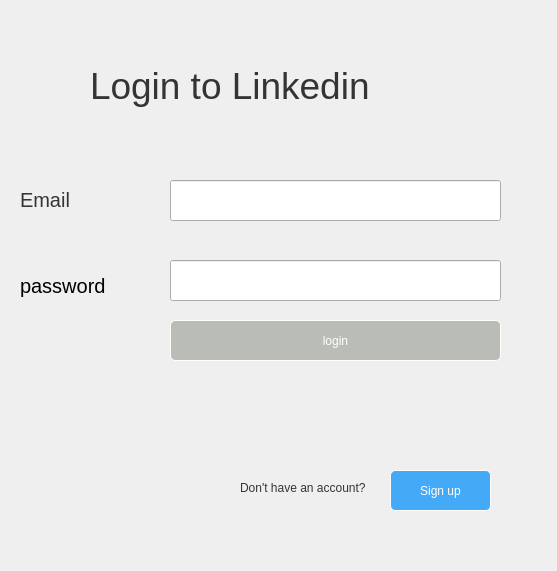
First picture: the form in Main project/login/login.ui, repository mersadcam/db_linkedin_uni, before the edit.
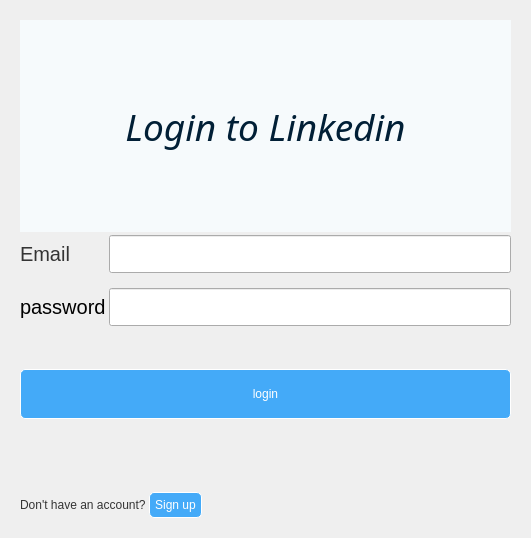
Second picture: the form after the edit.

Diff of the .ui file:
```diff
--- a/Main project/login/login.ui
+++ b/Main project/login/login.ui
@@ -6,8 +6,8 @@
    <rect>
     <x>0</x>
     <y>0</y>
-    <width>557</width>
-    <height>571</height>
+    <width>531</width>
+    <height>538</height>
    </rect>
   </property>
   <property name="windowTitle">
@@ -17,121 +17,183 @@
    <string notr="true">background:rgba(248, 253, 255, 206);
 color:rgb(1, 31, 54);\n</string>
   </property>
-  <widget class="QLabel" name="label_login">
-   <property name="geometry">
-    <rect>
-     <x>90</x>
-     <y>40</y>
-     <width>401</width>
-     <height>91</height>
-    </rect>
+  <layout class="QVBoxLayout" name="verticalLayout" stretch="3,2,0,1,1,1">
+   <property name="spacing">
+    <number>3</number>
    </property>
-   <property name="styleSheet">
-    <string notr="true">color:rgb(52,52,52);font-size:28pt</string>
+   <property name="leftMargin">
+    <number>20</number>
    </property>
-   <property name="text">
-    <string>Login to Linkedin</string>
+   <property name="topMargin">
+    <number>20</number>
    </property>
-  </widget>
-  <widget class="QLabel" name="label_email">
-   <property name="geometry">
-    <rect>
-     <x>20</x>
-     <y>190</y>
-     <width>71</width>
-     <height>20</height>
-    </rect>
+   <property name="rightMargin">
+    <number>20</number>
    </property>
-   <property name="styleSheet">
-    <string notr="true">font-size:15pt ;color:rgb(52, 52, 52)</string>
+   <property name="bottomMargin">
+    <number>20</number>
    </property>
-   <property name="text">
-    <string>Email</string>
-   </property>
-  </widget>
-  <widget class="QLineEdit" name="email">
-   <property name="geometry">
-    <rect>
-     <x>170</x>
-     <y>180</y>
-     <width>331</width>
-     <height>41</height>
-    </rect>
-   </property>
-   <property name="styleSheet">
-    <string notr="true">font-size:14pt;color:rgb(52,52 , 52)</string>
-   </property>
-  </widget>
-  <widget class="QLabel" name="label_password">
-   <property name="geometry">
-    <rect>
-     <x>20</x>
-     <y>270</y>
-     <width>121</width>
-     <height>31</height>
-    </rect>
-   </property>
-   <property name="styleSheet">
-    <string notr="true">font-size:15pt ;color:rgb(52, 52, 52
+   <item>
+    <widget class="QLabel" name="label_login">
+     <property name="font">
+      <font>
+       <family>Fira Sans</family>
+       <pointsize>28</pointsize>
+       <italic>true</italic>
+      </font>
+     </property>
+     <property name="styleSheet">
+      <string notr="true">font-size:28pt;
+background:rgba(248, 253, 255, 206);
+color:rgb(1, 31, 54);</string>
+     </property>
+     <property name="text">
+      <string>Login to Linkedin</string>
+     </property>
+     <property name="alignment">
+      <set>Qt::AlignCenter</set>
+     </property>
+    </widget>
+   </item>
+   <item>
+    <layout class="QGridLayout" name="gridLayout">
+     <property name="topMargin">
+      <number>0</number>
+     </property>
+     <property name="bottomMargin">
+      <number>0</number>
+     </property>
+     <property name="verticalSpacing">
+      <number>15</number>
+     </property>
+     <item row="0" column="0">
+      <widget class="QLabel" name="label_email">
+       <property name="styleSheet">
+        <string notr="true">font-size:15pt ;color:rgb(52, 52, 52)</string>
+       </property>
+       <property name="text">
+        <string>Email</string>
+       </property>
+      </widget>
+     </item>
+     <item row="1" column="0" colspan="2">
+      <widget class="QLabel" name="label_password">
+       <property name="styleSheet">
+        <string notr="true">font-size:15pt ;color:rgb(52, 52, 52
 )</string>
-   </property>
-   <property name="text">
-    <string>password</string>
-   </property>
-  </widget>
-  <widget class="QLineEdit" name="password">
-   <property name="geometry">
-    <rect>
-     <x>170</x>
-     <y>260</y>
-     <width>331</width>
-     <height>41</height>
-    </rect>
-   </property>
-   <property name="styleSheet">
-    <string notr="true">font-size:14pt;color:rgb(52,52 , 52)</string>
-   </property>
-  </widget>
-  <widget class="QPushButton" name="loginbutton">
-   <property name="geometry">
-    <rect>
-     <x>170</x>
-     <y>320</y>
-     <width>331</width>
-     <height>41</height>
-    </rect>
-   </property>
-   <property name="styleSheet">
-    <string notr="true">QPushButton{
+       </property>
+       <property name="text">
+        <string>password</string>
+       </property>
+      </widget>
+     </item>
+     <item row="1" column="2">
+      <widget class="QLineEdit" name="password_lineEdit">
+       <property name="minimumSize">
+        <size>
+         <width>0</width>
+         <height>38</height>
+        </size>
+       </property>
+       <property name="styleSheet">
+        <string notr="true">font-size:14pt;color:rgb(52,52 , 52)</string>
+       </property>
+      </widget>
+     </item>
+     <item row="0" column="2">
+      <widget class="QLineEdit" name="email_lineEdit">
+       <property name="minimumSize">
+        <size>
+         <width>0</width>
+         <height>38</height>
+        </size>
+       </property>
+       <property name="styleSheet">
+        <string notr="true">font-size:14pt;color:rgb(52,52 , 52)</string>
+       </property>
+      </widget>
+     </item>
+    </layout>
+   </item>
+   <item>
+    <spacer name="verticalSpacer_2">
+     <property name="orientation">
+      <enum>Qt::Vertical</enum>
+     </property>
+     <property name="sizeHint" stdset="0">
+      <size>
+       <width>20</width>
+       <height>40</height>
+      </size>
+     </property>
+    </spacer>
+   </item>
+   <item>
+    <widget class="QPushButton" name="login_pushButton">
+     <property name="minimumSize">
+      <size>
+       <width>0</width>
+       <height>50</height>
+      </size>
+     </property>
+     <property name="cursor">
+      <cursorShape>PointingHandCursor</cursorShape>
+     </property>
+     <property name="styleSheet">
+      <string notr="true">QPushButton{
 color:white;
-background:rgb(186, 189, 182);
 border:1px solid white;
 border-radius:5px;
 padding:5px;
+background:rgb(68, 170, 248)
 }
 QPushButton:hover
 {
 	border:1px solid rgb(32, 74, 135);
 	border-radius:5px;
-	background:rgb(186, 189, 182);
-}
-</string>
-   </property>
-   <property name="text">
-    <string>login</string>
-   </property>
-  </widget>
-  <widget class="QPushButton" name="signup_button">
-   <property name="geometry">
-    <rect>
-     <x>390</x>
-     <y>470</y>
-     <width>101</width>
-     <height>41</height>
-    </rect>
-   </property>
-   <property name="styleSheet">
-    <string notr="true">QPushButton{
+	background:rgb(48, 162, 249);
+}</string>
+     </property>
+     <property name="text">
+      <string>login</string>
+     </property>
+     <property name="flat">
+      <bool>true</bool>
+     </property>
+    </widget>
+   </item>
+   <item>
+    <spacer name="verticalSpacer">
+     <property name="orientation">
+      <enum>Qt::Vertical</enum>
+     </property>
+     <property name="sizeHint" stdset="0">
+      <size>
+       <width>20</width>
+       <height>53</height>
+      </size>
+     </property>
+    </spacer>
+   </item>
+   <item>
+    <layout class="QHBoxLayout" name="horizontalLayout_3">
+     <item>
+      <widget class="QLabel" name="label_dont_have_acc">
+       <property name="styleSheet">
+        <string notr="true">color: rgb(52, 52, 52);</string>
+       </property>
+       <property name="text">
+        <string>Don't have an account?</string>
+       </property>
+      </widget>
+     </item>
+     <item>
+      <widget class="QPushButton" name="signup_pushButton">
+       <property name="cursor">
+        <cursorShape>PointingHandCursor</cursorShape>
+       </property>
+       <property name="styleSheet">
+        <string notr="true">QPushButton{
 color:white;
 border:1px solid white;
 border-radius:5px;
@@ -144,27 +206,31 @@
 	border-radius:5px;
 	background:rgb(48, 162, 249);
 }</string>
-   </property>
-   <property name="text">
-    <string>Sign up</string>
-   </property>
-  </widget>
-  <widget class="QLabel" name="label_dont_have_acc">
-   <property name="geometry">
-    <rect>
-     <x>240</x>
-     <y>480</y>
-     <width>141</width>
-     <height>16</height>
-    </rect>
-   </property>
-   <property name="styleSheet">
-    <string notr="true">color: rgb(52, 52, 52);</string>
-   </property>
-   <property name="text">
-    <string>Don't have an account?</string>
-   </property>
-  </widget>
+       </property>
+       <property name="text">
+        <string>Sign up</string>
+       </property>
+       <property name="flat">
+        <bool>true</bool>
+       </property>
+      </widget>
+     </item>
+     <item>
+      <spacer name="horizontalSpacer">
+       <property name="orientation">
+        <enum>Qt::Horizontal</enum>
+       </property>
+       <property name="sizeHint" stdset="0">
+        <size>
+         <width>40</width>
+         <height>20</height>
+        </size>
+       </property>
+      </spacer>
+     </item>
+    </layout>
+   </item>
+  </layout>
  </widget>
  <resources/>
  <connections/>
```
Left out of the diff: 2 changed lines with no effect on the pictures.
